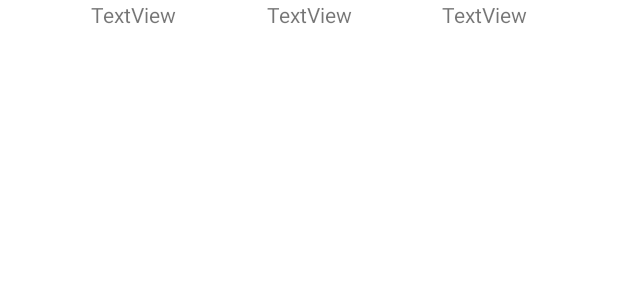
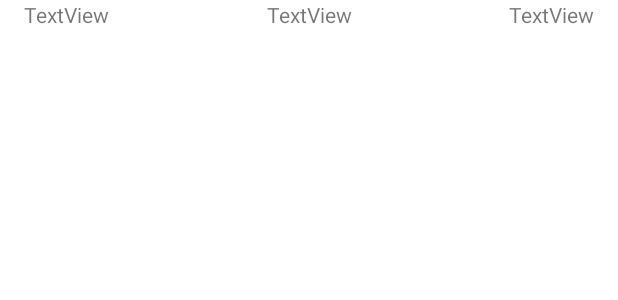
Before and after one commit to KilianCallebaut/LoudlyTest, an Android app: the layout repo_item.xml on its own in the app's theme, with its tools: preview values and no code run, on a phone screen of 412 x 824 dp. Shown: the top 300 px of the screen. Run offline under Robolectric (Android 15) with nearby library versions, the phone set to English and light mode, and no system bars; network calls fail.

Commit message:
Visual cleanups

```diff
--- a/app/src/main/res/layout/activity_main.xml
+++ b/app/src/main/res/layout/activity_main.xml
@@ -11,7 +11,7 @@
         android:layout_width="wrap_content"
         android:layout_height="wrap_content"
         android:layout_marginBottom="8dp"
-        android:text="Button"
+        android:text="Search"
         app:layout_constraintBottom_toTopOf="@+id/apiContent"
         app:layout_constraintEnd_toEndOf="parent"
         app:layout_constraintTop_toTopOf="parent"
@@ -40,7 +40,7 @@
             android:id="@+id/searchField"
             android:layout_width="match_parent"
             android:layout_height="wrap_content"
-            android:hint="hint" />
+            android:hint="tetris" />
     </com.google.android.material.textfield.TextInputLayout>
 
 </androidx.constraintlayout.widget.ConstraintLayout>
--- a/app/src/main/res/layout/repo_item.xml
+++ b/app/src/main/res/layout/repo_item.xml
@@ -19,8 +19,8 @@
         android:id="@+id/repoName"
         android:layout_width="wrap_content"
         android:layout_height="wrap_content"
+        android:layout_marginStart="16dp"
         android:text="TextView"
-        app:layout_constraintEnd_toStartOf="@+id/loginOwner"
         app:layout_constraintStart_toStartOf="parent"
         app:layout_constraintTop_toTopOf="parent" />
 
@@ -28,8 +28,8 @@
         android:id="@+id/size"
         android:layout_width="wrap_content"
         android:layout_height="wrap_content"
+        android:layout_marginEnd="16dp"
         android:text="TextView"
         app:layout_constraintEnd_toEndOf="parent"
-        app:layout_constraintStart_toEndOf="@+id/loginOwner"
         app:layout_constraintTop_toTopOf="parent" />
 </androidx.constraintlayout.widget.ConstraintLayout>
```
